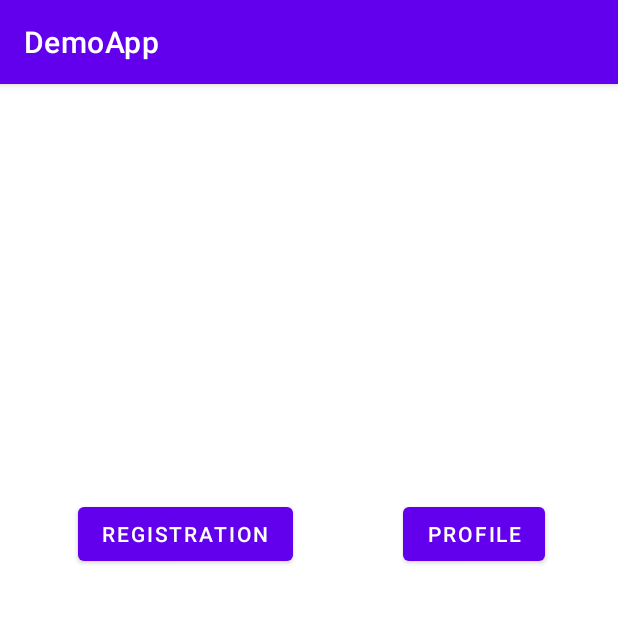
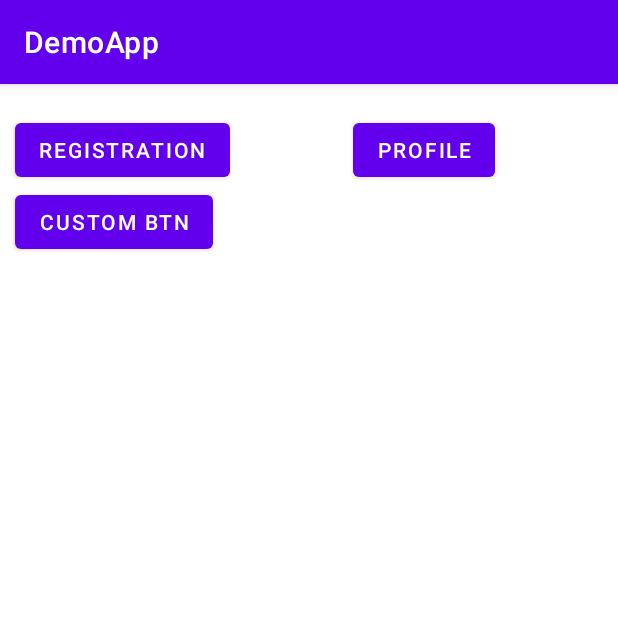
Before and after one commit to YudizAndroidPrakash/Layout, an Android app: the screen it shows after launch (MainActivity), on a phone screen of 412 x 824 dp, the top half of it. Run offline under Robolectric (Android 15) with nearby library versions, the phone set to English and light mode, and no system bars.

Commit message:
Custom Demo Half

```diff
--- a/app/src/main/AndroidManifest.xml
+++ b/app/src/main/AndroidManifest.xml
@@ -11,6 +11,9 @@
         android:supportsRtl="true"
         android:theme="@style/Theme.DemoApp"
         tools:targetApi="31">
+        <activity
+            android:name=".Custom_Button_Demo"
+            android:exported="false" />
         <activity
             android:name=".Profile"
             android:exported="false" />
--- a/app/src/main/java/com/example/demoapp/MainActivity.kt
+++ b/app/src/main/java/com/example/demoapp/MainActivity.kt
@@ -8,13 +8,14 @@ import android.widget.Button
 class MainActivity : AppCompatActivity() {
     lateinit var  btnRegistartion : Button
     lateinit var  btnProfile : Button
+    lateinit var btnCutom :  Button
     override fun onCreate(savedInstanceState: Bundle?) {
         super.onCreate(savedInstanceState)
         setContentView(R.layout.activity_main)
 
         btnRegistartion = findViewById(R.id.btnRegistration)
         btnProfile = findViewById(R.id.btnProfile)
-
+        btnCutom = findViewById(R.id.btnCustom)
         btnRegistartion.setOnClickListener {
             var i = Intent(this,Registration::class.java)
             startActivity(i)
@@ -23,5 +24,10 @@ class MainActivity : AppCompatActivity() {
             var intent = Intent(this,Profile::class.java)
             startActivity(intent)
         }
+
+        btnCutom.setOnClickListener {
+            var intent = Intent(this,Custom_Button_Demo::class.java)
+            startActivity(intent)
+        }
     }
 }
--- a/app/src/main/res/layout/activity_main.xml
+++ b/app/src/main/res/layout/activity_main.xml
@@ -11,8 +11,8 @@
         android:id="@+id/btnRegistration"
         android:layout_width="wrap_content"
         android:layout_height="wrap_content"
-        android:layout_marginStart="52dp"
-        android:layout_marginTop="276dp"
+        android:layout_marginTop="20dp"
+        android:layout_marginStart="10dp"
         android:text="Registration"
         app:layout_constraintStart_toStartOf="parent"
         app:layout_constraintTop_toTopOf="parent" />
@@ -21,11 +21,20 @@
         android:id="@+id/btnProfile"
         android:layout_width="wrap_content"
         android:layout_height="wrap_content"
-        android:layout_marginStart="24dp"
         android:text="Profile"
         app:layout_constraintBottom_toBottomOf="@+id/btnRegistration"
         app:layout_constraintEnd_toEndOf="parent"
         app:layout_constraintStart_toEndOf="@+id/btnRegistration"
         app:layout_constraintTop_toTopOf="@+id/btnRegistration" />
 
+
+    <Button
+        android:id="@+id/btnCustom"
+        android:layout_width="wrap_content"
+        android:layout_height="wrap_content"
+        app:layout_constraintStart_toStartOf="@+id/btnRegistration"
+        app:layout_constraintTop_toBottomOf="@+id/btnRegistration"
+        android:text="Custom Btn"
+        />
+
 </androidx.constraintlayout.widget.ConstraintLayout>
--- a/app/src/main/res/values/colors.xml
+++ b/app/src/main/res/values/colors.xml
@@ -7,4 +7,5 @@
     <color name="teal_700">#FF018786</color>
     <color name="black">#FF000000</color>
     <color name="white">#FFFFFFFF</color>
+    <color name="customBgColor">#ff5073</color>
 </resources>
```
Also changed, not shown: app/src/main/java/com/example/demoapp/Custom_Button_Demo.kt (added, +19 -0 lines), app/src/main/res/layout/activity_custom_button_demo.xml (added, +21 -0 lines).
